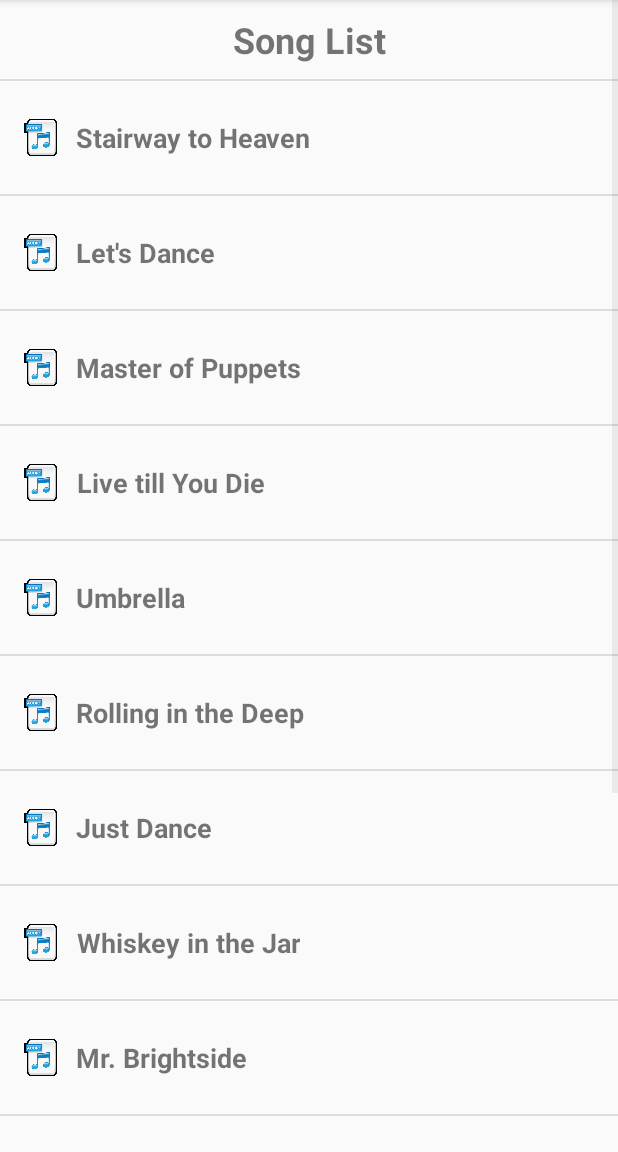
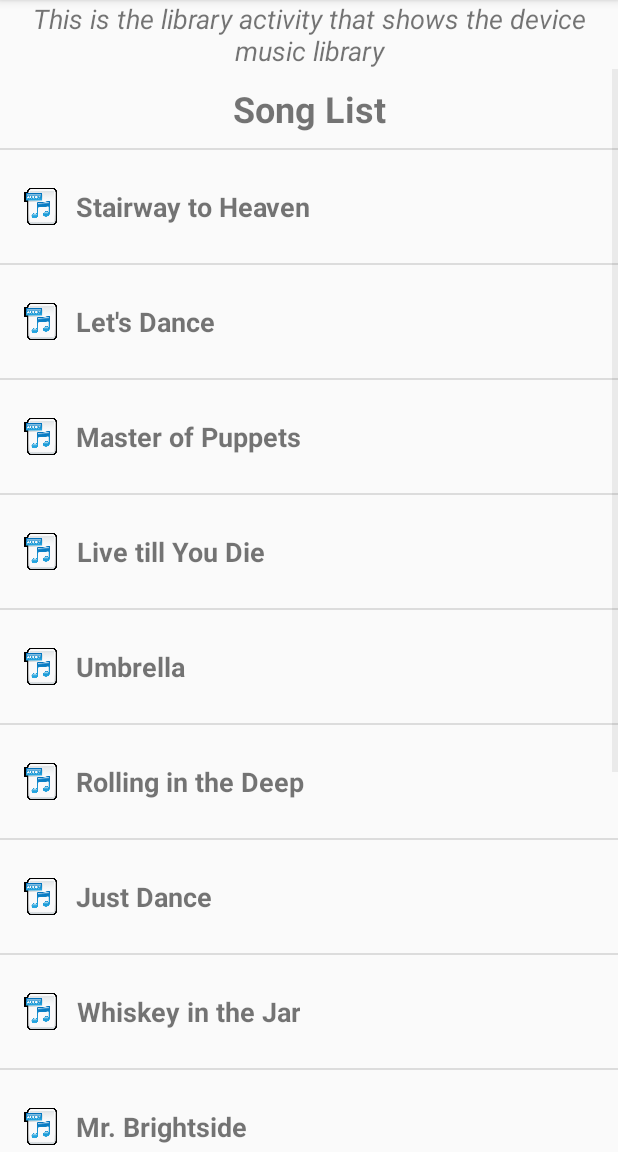
Before and after one commit to gzr7702/MusicPlayer, an Android app: the DisplayLibraryActivity screen opened directly, with no data from a screen before it, on a phone screen of 412 x 824 dp, the part 84-1236 px from its top. Run offline under Robolectric (Android 15) with nearby library versions, the phone set to English and light mode, and no system bars.

Commit message:
feat: add header to library activity

```diff
--- a/app/src/main/res/layout/activity_display_library.xml
+++ b/app/src/main/res/layout/activity_display_library.xml
@@ -3,6 +3,15 @@
               android:orientation="vertical"
               android:layout_width="match_parent"
               android:layout_height="match_parent">
+    <TextView
+        android:layout_width="match_parent"
+        android:layout_height="wrap_content"
+        android:layout_gravity="center_horizontal"
+        android:gravity="center"
+        android:text="@string/library_activity_label"
+        android:textAlignment="center"
+        android:textSize="18sp"
+        android:textStyle="italic" />
     <ListView
         android:id="@+id/music_list"
         android:layout_width="match_parent"
--- a/app/src/main/res/layout/activity_main.xml
+++ b/app/src/main/res/layout/activity_main.xml
@@ -8,14 +8,14 @@
     tools:context="com.gzr7702.musicplayer.MainActivity">
 
     <LinearLayout
-        android:layout_width="368dp"
+        android:layout_width="match_parent"
         android:layout_height="wrap_content"
         android:orientation="vertical"
         tools:layout_editor_absoluteX="8dp"
         tools:layout_editor_absoluteY="0dp">
 
         <TextView
-            android:layout_width="match_parent"
+            android:layout_width="wrap_content"
             android:layout_height="0dp"
             android:layout_gravity="center_horizontal"
             android:layout_weight="1"
@@ -37,7 +37,7 @@
             android:src="@drawable/note"/>
 
         <TextView
-            android:layout_width="match_parent"
+            android:layout_width="wrap_content"
             android:layout_height="0dp"
             android:layout_gravity="center_horizontal"
             android:layout_weight="1"
--- a/app/src/main/res/values/strings.xml
+++ b/app/src/main/res/values/strings.xml
@@ -3,5 +3,6 @@
     <string name="main_activity_label">This is the main activity that holds the logo and start button</string>
     <string name="instructions">Welcome to Music Player. Click to open your library</string>
 
+    <string name="library_activity_label">This is the library activity that shows the device music library</string>
     <string name="header">Music Library</string>
 </resources>
```
